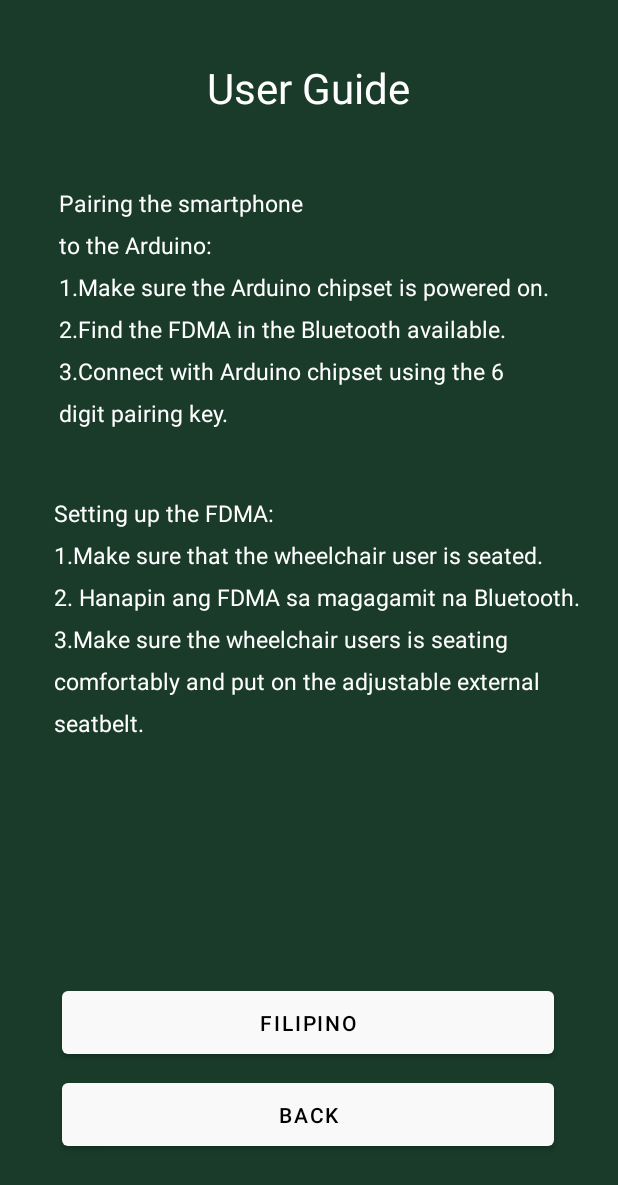
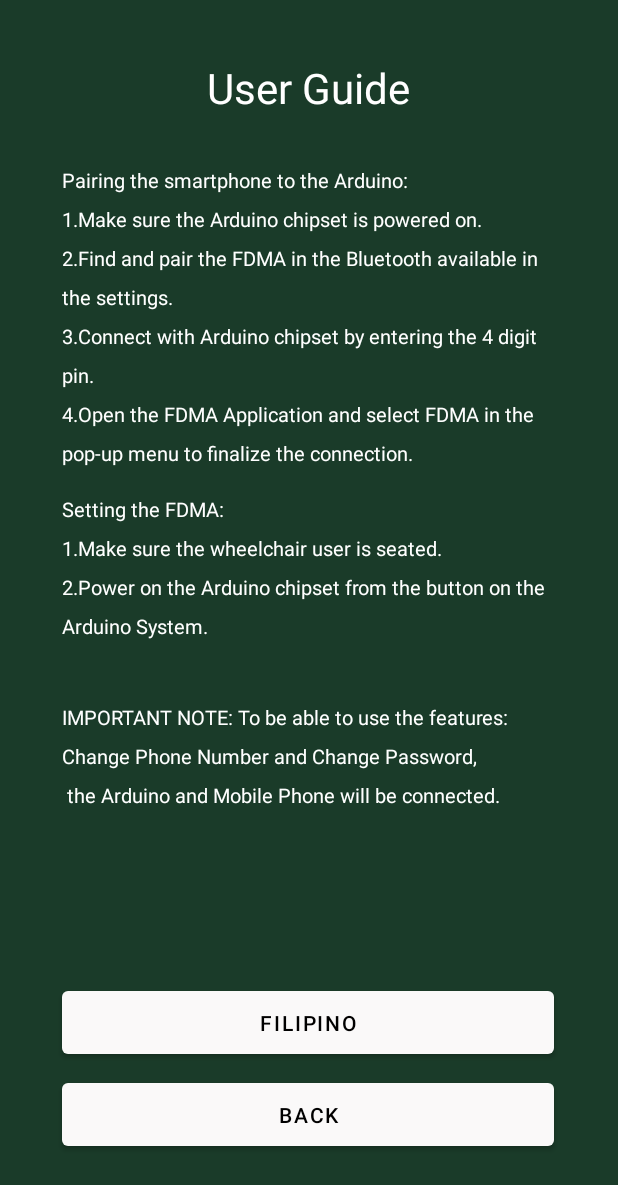
Before and after one commit to nimbly-dev/SEG31-CSTHES, an Android app: the UserManualEnglish screen opened directly, with no data from a screen before it, on a phone screen of 412 x 824 dp. Shown: the top 1185 px of the screen. Run offline under Robolectric (Android 15) with nearby library versions, the phone set to English and light mode, and no system bars.

Commit message:
finalized english manual

```diff
--- a/mobile_application/FDMA/app/src/main/res/layout/activity_user_manual_english.xml
+++ b/mobile_application/FDMA/app/src/main/res/layout/activity_user_manual_english.xml
@@ -25,28 +25,43 @@
         android:layout_width="330dp"
         android:layout_height="wrap_content"
         android:lineSpacingExtra="10dp"
-        android:text="@string/pairingEnglishGuide"
+        android:text="Pairing the smartphone to the Arduino:\n1.Make sure the Arduino chipset is powered on.\n2.Find and pair the FDMA in the Bluetooth available in the settings. \n3.Connect with Arduino chipset by entering the 4 digit pin.\n4.Open the FDMA Application and select FDMA in the pop-up menu to finalize the connection."
         android:textColor="#FFFFFF"
-        android:textSize="15sp"
+        android:textSize="13sp"
         app:layout_constraintBottom_toBottomOf="parent"
         app:layout_constraintEnd_toEndOf="parent"
-        app:layout_constraintHorizontal_bias="0.481"
+        app:layout_constraintHorizontal_bias="0.506"
         app:layout_constraintStart_toStartOf="parent"
         app:layout_constraintTop_toTopOf="parent"
-        app:layout_constraintVertical_bias="0.188" />
+        app:layout_constraintVertical_bias="0.178" />
 
     <TextView
-        android:layout_width="360dp"
+        android:layout_width="330dp"
         android:layout_height="wrap_content"
         android:lineSpacingExtra="10dp"
-        android:text="@string/settingEnglishGuide"
+        android:text="Setting the FDMA:\n1.Make sure the wheelchair user is seated.\n2.Power on the Arduino chipset from the button on the Arduino System."
         android:textColor="#FFFFFF"
-        android:textSize="15sp"
+        android:textSize="13sp"
         app:layout_constraintBottom_toBottomOf="parent"
         app:layout_constraintEnd_toEndOf="parent"
-        app:layout_constraintHorizontal_bias="0.686"
+        app:layout_constraintHorizontal_bias="0.506"
         app:layout_constraintStart_toStartOf="parent"
-        app:layout_constraintTop_toTopOf="parent" />
+        app:layout_constraintTop_toTopOf="parent"
+        app:layout_constraintVertical_bias="0.454" />
+
+    <TextView
+        android:layout_width="330dp"
+        android:layout_height="wrap_content"
+        android:lineSpacingExtra="10dp"
+        android:text="IMPORTANT NOTE: To be able to use the features: Change Phone Number and Change Password,\n the Arduino and Mobile Phone will be connected."
+        android:textColor="#FFFFFF"
+        android:textSize="13sp"
+        app:layout_constraintBottom_toBottomOf="parent"
+        app:layout_constraintEnd_toEndOf="parent"
+        app:layout_constraintHorizontal_bias="0.506"
+        app:layout_constraintStart_toStartOf="parent"
+        app:layout_constraintTop_toTopOf="parent"
+        app:layout_constraintVertical_bias="0.622" />
 
     <Button
         android:id="@+id/btn_user_guide_filipino"
--- a/mobile_application/FDMA/app/src/main/res/layout/activity_user_manual_filipino.xml
+++ b/mobile_application/FDMA/app/src/main/res/layout/activity_user_manual_filipino.xml
@@ -25,9 +25,9 @@
         android:layout_width="330dp"
         android:layout_height="wrap_content"
         android:lineSpacingExtra="10dp"
-        android:text="@string/pairingFilipinoGuide"
+        android:text="Pagpapares sa smartphone:\nsa Arduino:\n1."
         android:textColor="#FFFFFF"
-        android:textSize="15sp"
+        android:textSize="13sp"
         app:layout_constraintBottom_toBottomOf="parent"
         app:layout_constraintEnd_toEndOf="parent"
         app:layout_constraintHorizontal_bias="0.481"
@@ -39,9 +39,9 @@
         android:layout_width="360dp"
         android:layout_height="wrap_content"
         android:lineSpacingExtra="10dp"
-        android:text="@string/settingFilipinoGuide"
+        android:text=""
         android:textColor="#FFFFFF"
-        android:textSize="15sp"
+        android:textSize="13sp"
         app:layout_constraintBottom_toBottomOf="parent"
         app:layout_constraintEnd_toEndOf="parent"
         app:layout_constraintHorizontal_bias="0.764"
--- a/mobile_application/FDMA/app/src/main/res/values/strings.xml
+++ b/mobile_application/FDMA/app/src/main/res/values/strings.xml
@@ -10,10 +10,6 @@
     <string name="latitude">Current Latitude:</string>
     <string name="back">Back</string>
     <string name="help">Help</string>
-    <string name="pairingEnglishGuide">Pairing the smartphone \nto the Arduino: \n1.Make sure the Arduino chipset is powered on. \n2.Find the "FDMA" in the Bluetooth available. \n3.Connect with Arduino chipset using the 6 digit pairing key.</string>
-    <string name="settingEnglishGuide">Setting up the FDMA: \n1.Make sure that the wheelchair user is seated. \n2. Hanapin ang "FDMA" sa magagamit na Bluetooth. \n3.Make sure the wheelchair users is seating comfortably and put on the adjustable external seatbelt.</string>
-    <string name="pairingFilipinoGuide">Pagpapares sa smartphone \nsa Arduino: \n1. Siguraduhin na ang Arduino chipset ay pinapagana. \n2.Find the "FDMA" in the Bluetooth available. \n3.Kumonekta sa Arduino chipset gamit ang 6 digit na key ng pagpapares.</string>
-    <string name="settingFilipinoGuide">Pagse-set up ng FDMA: \n1.Tiyaking nakaupo ang gumagamit ng wheelchair. \n2.I-on ang system ng Arduino na naka-plugin sa power bank o gumagamit ng power cord. \n3.Tiyaking nakaupo ang gumagamit ng wheelchair komportable at isusuot ang naaayos na panlabas seatbelt.</string>
     <string name="example">Example:</string>
     <string name="example_txt">14.559913, 121.007955</string>
     <string name="enter_old_pin">Enter old PIN: </string>
```
